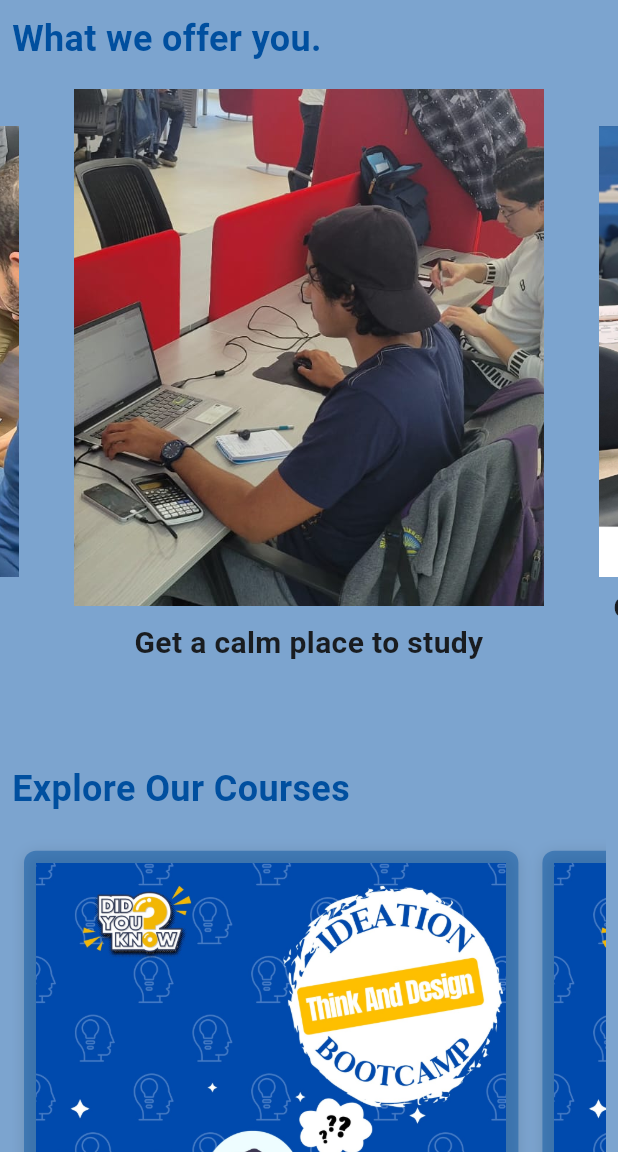
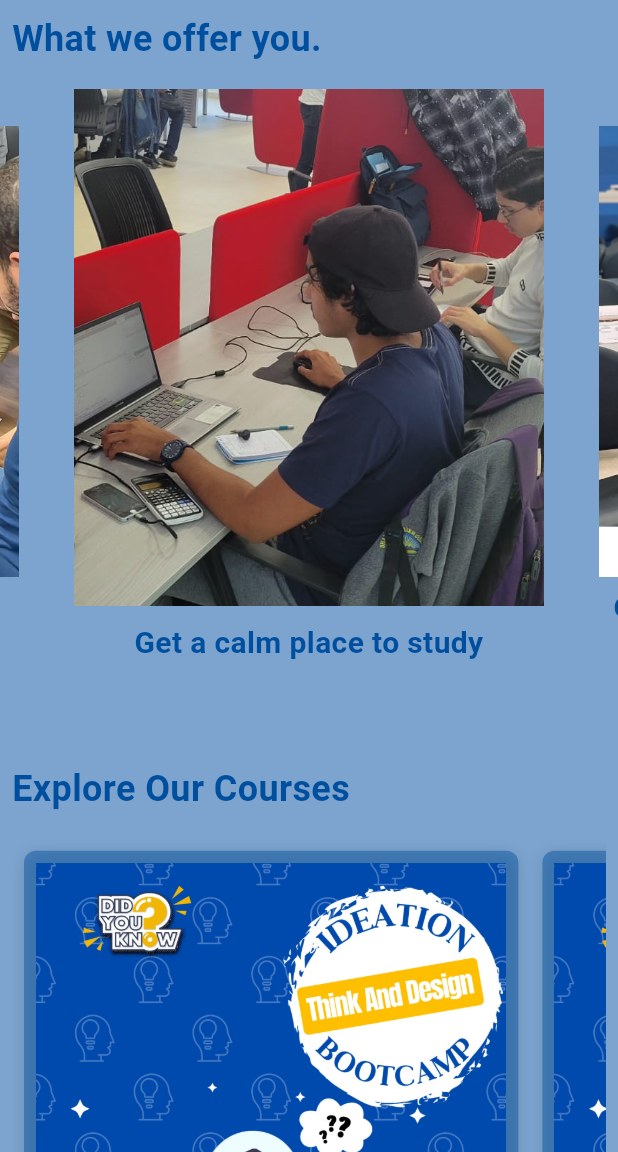
Before and after one commit to OmarSanad3/creativa-port-said-flutter-app, a Flutter app: the screen it shows after launch, scrolled down 576 dp, on a phone screen of 412 x 824 dp, the part 84-1236 px from its top. Run offline on Flutter 3.47's test engine with Material 3 defaults, Android fonts, the light colour scheme and no system bars; drawn by our look-alikes of carousel_slider; our stand-ins replace cloud_firestore, firebase_auth, firebase_core, font_awesome_flutter; missing offline and left inert: qr_code_scanner; accounts and stored records are empty.

Commit message:
Changed the color of the caption of the sliding images

```diff
--- a/lib/widgets/screens/sliding_subpage.dart
+++ b/lib/widgets/screens/sliding_subpage.dart
@@ -1,4 +1,5 @@
 import 'package:carousel_slider/carousel_slider.dart';
+import 'package:creative_portsaid/main.dart';
 import 'package:creative_portsaid/models/sliding_images.dart';
 import 'package:flutter/material.dart';
 
@@ -53,6 +54,7 @@ class _SlidingSubpageState extends State<SlidingSubpage> {
                   images[index].caption,
                   style: const TextStyle(
                     fontSize: 20,
+                    color: kBlueColor,
                     fontWeight: FontWeight.bold,
                   ),
                   textAlign: TextAlign.center,
```
